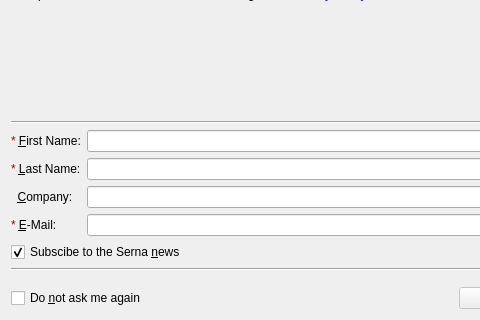
This is serna/core/qt/RegistrationDialogBase.ui in axmetishe/serna-free as Qt 5 draws it before an edit; both pictures show x 0 to 480 and y 207 to 527 of the 636 by 527 pixel window. The edited form follows.
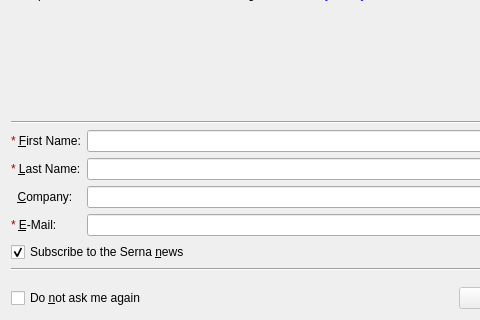
This is the edited form.

Commit message: fixed typo in registration dialog (trunk)

Diff of the .ui file:
```diff
--- a/serna/core/qt/RegistrationDialogBase.ui
+++ b/serna/core/qt/RegistrationDialogBase.ui
@@ -145,7 +145,7 @@
      <item>
       <widget class="QCheckBox" name="subscribeNewsCheckBox_" >
        <property name="text" >
-        <string>Subscibe to the Serna &amp;news</string>
+        <string>Subscribe to the Serna &amp;news</string>
        </property>
        <property name="checked" >
         <bool>true</bool>
```
